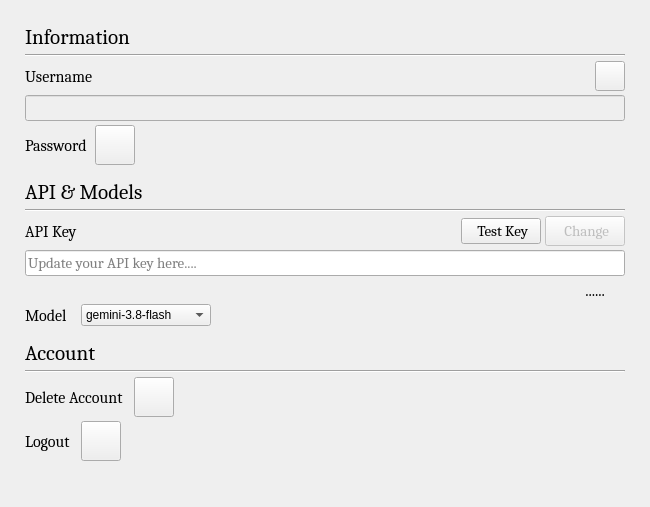
The window that ui_designs/settings_widget.ui (Graerin22/EduMentor) describes before a commit, drawn with Qt 5.
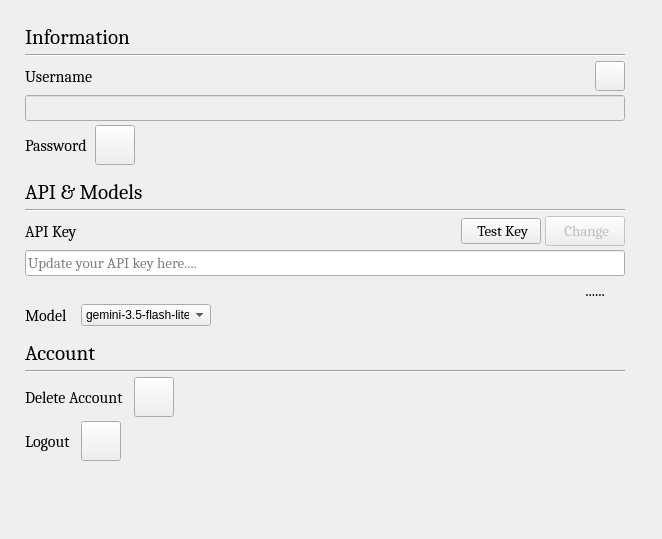
The same window after the commit. Icons and pictures are not drawn.

What changed in the file:
```diff
--- a/ui_designs/settings_widget.ui
+++ b/ui_designs/settings_widget.ui
@@ -6,8 +6,8 @@
    <rect>
     <x>0</x>
     <y>0</y>
-    <width>630</width>
-    <height>507</height>
+    <width>662</width>
+    <height>539</height>
    </rect>
   </property>
   <property name="windowTitle">
@@ -444,6 +444,9 @@
              <height>16777215</height>
             </size>
            </property>
+           <property name="currentIndex">
+            <number>4</number>
+           </property>
            <item>
             <property name="text">
              <string>gemini-3.8-flash</string>
```
